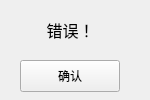
kekekuli/PropertyManager, file modules/UI/UI_resourse/errorUI.ui: the form before one commit.
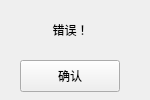
The form after the commit.

Commit message: Ability to alter error message font size, and can update selfinfo

```diff
--- a/modules/UI/UI_resourse/errorUI.ui
+++ b/modules/UI/UI_resourse/errorUI.ui
@@ -41,7 +41,7 @@
     </sizepolicy>
    </property>
    <property name="styleSheet">
-    <string notr="true">font: 16px;</string>
+    <string notr="true"/>
    </property>
    <property name="text">
     <string>错误！</string>
```
The commit also changes 7 other files.
